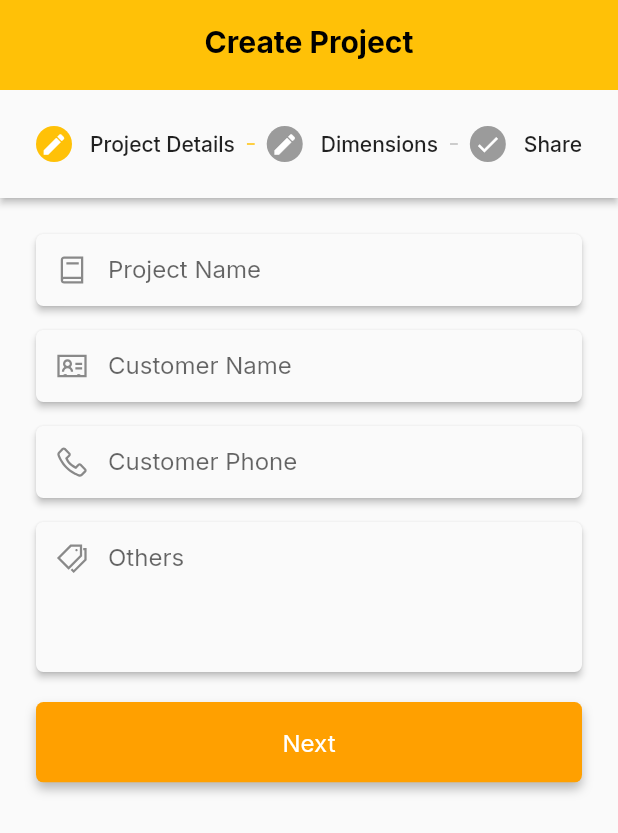
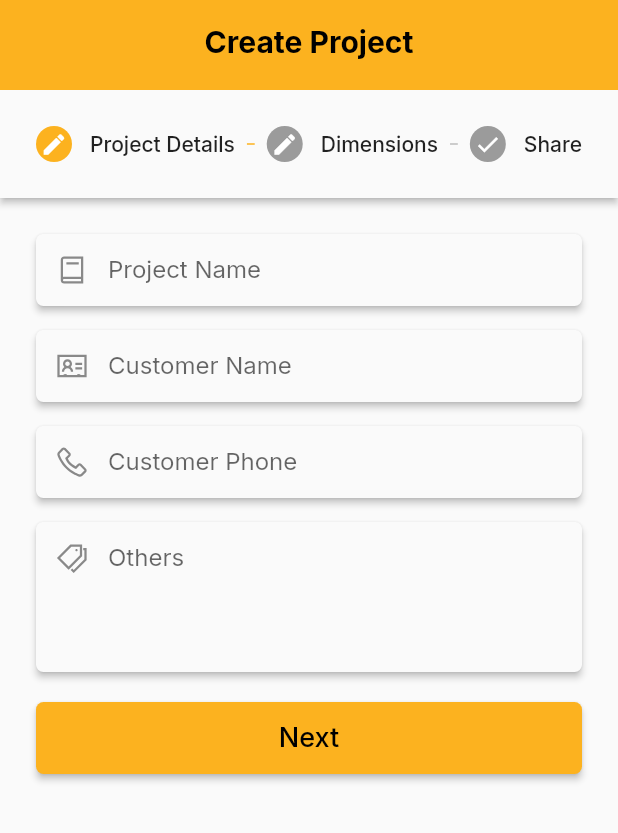
Before and after one commit to Rizwan-Raza/makemywindoor, a Flutter app: the CreateProjectScreen screen opened directly, on a phone screen of 412 x 824 dp. Shown: the top 833 px of the screen. Run offline on Flutter 3.47's test engine with Material 2 defaults, Android fonts, the phone set to English and light mode, and no system bars; our stand-ins replace cloud_firestore, firebase_core, fluttertoast, google_fonts, line_icons, lottie and 2 more; missing offline and left inert: mailer2; accounts and stored records are empty.

Commit message:
workin on it

```diff
--- a/lib/helperwidgets/my_button.dart
+++ b/lib/helperwidgets/my_button.dart
@@ -4,7 +4,7 @@ import 'package:google_fonts/google_fonts.dart';
 class MyButtonHelperWidget extends StatelessWidget {
   final titleX, widthx, heightX, colorx, radiusX;
   final Function onPressedFunction;
-  MyButtonHelperWidget(
+  const MyButtonHelperWidget(
       {this.titleX,
       required this.onPressedFunction,
       this.widthx,
@@ -15,26 +15,26 @@ class MyButtonHelperWidget extends StatelessWidget {
   @override
   Widget build(context) {
     return ElevatedButton(
-        style: ButtonStyle(
-          shape: MaterialStateProperty.all<RoundedRectangleBorder>(
-            RoundedRectangleBorder(
-              borderRadius: BorderRadius.circular(radiusX),
-            ),
-          ),
-          minimumSize: MaterialStateProperty.all(Size(widthx, heightX)),
-          backgroundColor: MaterialStateProperty.all(Colors.transparent),
+      style: ElevatedButton.styleFrom(
+        shape: RoundedRectangleBorder(borderRadius: BorderRadius.circular(5.0)),
+        minimumSize: const Size(double.infinity, 48),
+        // minimumSize: MaterialStateProperty.all(Size(widthx, heightX)),
+        // backgroundColor: MaterialStateProperty.all(Colors.transparent),
         // elevation: MaterialStateProperty.all(3),
-          shadowColor: MaterialStateProperty.all(Colors.transparent),
+        // shadowColor: MaterialStateProperty.all(Colors.transparent),
       ),
       onPressed: () {
         onPressedFunction();
       },
-        child: Text(titleX,
+      child: Text(
+        titleX,
         style: GoogleFonts.inter(
           textStyle: const TextStyle(
-                  fontWeight: FontWeight.normal,
-                  color: Colors.white,
-                  fontSize: 16),
-            )));
+              // fontWeight: FontWeight.normal,
+              // color: Colors.white,
+              fontSize: 18),
+        ),
+      ),
+    );
   }
 }
--- a/lib/helperwidgets/my_textfield.dart
+++ b/lib/helperwidgets/my_textfield.dart
@@ -4,15 +4,17 @@ class MyTextFormField extends StatelessWidget {
   final String label;
   final IconData icon;
   final String? Function(String?)? validator;
-  final String? Function(String?)? onSaved;
+  final void Function(String?)? onSaved;
   final int lines;
+  final String? defaultValue;
   const MyTextFormField(
       {Key? key,
       required this.label,
       required this.icon,
       this.validator,
       this.onSaved,
-      this.lines = 1})
+      this.lines = 1,
+      this.defaultValue})
       : super(key: key);
 
   @override
@@ -21,7 +23,7 @@ class MyTextFormField extends StatelessWidget {
       children: [
         Material(
           elevation: 2.0,
-          borderRadius: const BorderRadius.all(Radius.circular(30)),
+          borderRadius: const BorderRadius.all(Radius.circular(5)),
           child: Container(
             height: lines != 1 ? 100 : 48,
             color: Colors.transparent,
@@ -30,6 +32,7 @@ class MyTextFormField extends StatelessWidget {
         TextFormField(
           cursorColor: Colors.amber[700],
           maxLines: lines,
+          initialValue: defaultValue,
           validator: (value) {
             if (validator != null) {
               return validator!(value);
--- a/lib/main.dart
+++ b/lib/main.dart
@@ -49,7 +49,11 @@ class _AppState extends State<App> {
           return MaterialApp(
             debugShowCheckedModeBanner: false,
             theme: ThemeData(
-              primarySwatch: Colors.amber,
+              bottomAppBarColor: const Color(0xFFFCB21F),
+              colorScheme: const ColorScheme.light(
+                  onBackground: Color(0xFFFCB21F),
+                  primary: Color(0xFFFCB21F),
+                  onPrimary: Colors.black),
               fontFamily: GoogleFonts.inter().fontFamily,
               // primaryColor: Colors.black,
               appBarTheme: const AppBarTheme(
--- a/lib/screens/create_project.dart
+++ b/lib/screens/create_project.dart
@@ -3,6 +3,7 @@ import 'package:flutter/rendering.dart';
 import 'package:line_icons/line_icons.dart';
 import 'package:makemywindoor/helperwidgets/my_appBar.dart';
 import 'package:makemywindoor/helperwidgets/my_button.dart';
+import 'package:makemywindoor/helperwidgets/my_textfield.dart';
 import 'package:makemywindoor/model/project_details.dart';
 import 'package:makemywindoor/model/project_dimens.dart';
 import 'package:makemywindoor/utils/my_constants.dart';
@@ -32,7 +33,10 @@ class _CreateProjectScreenState extends State<CreateProjectScreen> {
             key: _detailForm,
             child: Column(
               children: [
-                getField("Project Name", LineIcons.book, validate: (value) {
+                MyTextFormField(
+                    label: "Project Name",
+                    icon: LineIcons.book,
+                    validator: (value) {
                       if (value!.isEmpty) {
                         return 'Please enter project name';
                       }
@@ -40,15 +44,18 @@ class _CreateProjectScreenState extends State<CreateProjectScreen> {
                 const SizedBox(
                   height: 16,
                 ),
-                getField("Customer Name", LineIcons.addressCard),
+                const MyTextFormField(
+                    label: "Customer Name", icon: LineIcons.addressCard),
                 const SizedBox(
                   height: 16,
                 ),
-                getField("Customer Phone", LineIcons.phone),
+                const MyTextFormField(
+                    label: "Customer Phone", icon: LineIcons.phone),
                 const SizedBox(
                   height: 16,
                 ),
-                getField("Others", LineIcons.tags, lines: 4),
+                const MyTextFormField(
+                    label: "Others", icon: LineIcons.tags, lines: 4),
               ],
             ),
           ),
@@ -68,7 +75,7 @@ class _CreateProjectScreenState extends State<CreateProjectScreen> {
                       Material(
                         elevation: 2.0,
                         borderRadius:
-                            const BorderRadius.all(Radius.circular(30)),
+                            const BorderRadius.all(Radius.circular(5)),
                         child: Container(
                           height: 48,
                           color: Colors.transparent,
@@ -157,15 +164,18 @@ class _CreateProjectScreenState extends State<CreateProjectScreen> {
                   const SizedBox(
                     height: 16,
                   ),
-                  getField("Height", LineIcons.rulerVertical),
+                  const MyTextFormField(
+                      label: "Height", icon: LineIcons.rulerVertical),
                   const SizedBox(
                     height: 16,
                   ),
-                  getField("Width", LineIcons.rulerHorizontal),
+                  const MyTextFormField(
+                      label: "Width", icon: LineIcons.rulerHorizontal),
                   const SizedBox(
                     height: 16,
                   ),
-                  getField("Remarks", LineIcons.pencilRuler),
+                  const MyTextFormField(
+                      label: "Remarks", icon: LineIcons.pencilRuler),
                   const SizedBox(
                     height: 16,
                   ),
@@ -230,42 +240,26 @@ class _CreateProjectScreenState extends State<CreateProjectScreen> {
                   child: TextButton(
                     style: TextButton.styleFrom(
                       shape: RoundedRectangleBorder(
-                        borderRadius: BorderRadius.circular(30),
+                        borderRadius: BorderRadius.circular(5),
                       ),
                     ),
                     onPressed: details.onStepCancel,
-                    child: const Text('Back'),
+                    child: const Text(
+                      'Back',
+                      style: TextStyle(fontSize: 18),
+                    ),
                   ),
                 ),
               Expanded(
                 child: Padding(
                   padding: const EdgeInsets.all(0.0),
-                  child: Container(
-                    decoration: BoxDecoration(
-                      boxShadow: const [
-                        BoxShadow(
-                            color: Colors.black26,
-                            offset: Offset(0, 4),
-                            blurRadius: 5.0)
-                      ],
-                      gradient: LinearGradient(
-                        begin: Alignment.topLeft,
-                        end: Alignment.bottomRight,
-                        stops: const [0.0, 1.0],
-                        colors: [
-                          Colors.amber[700]!,
-                          Colors.amber[700]!,
-                        ],
-                      ),
-                      borderRadius: BorderRadius.circular(5),
-                    ),
                   child: MyButtonHelperWidget(
                     titleX: isLastStep ? 'Submit' : 'Next',
                     onPressedFunction: details.onStepContinue!,
-                        widthx: SizeConfig.blockSizeHorizontal * 100,
-                        heightX: SizeConfig.blockSizeVertical * 6.5,
-                        colorx: Colors.transparent,
-                        radiusX: 5.0),
+                    // widthx: SizeConfig.blockSizeHorizontal * 100,
+                    // heightX: SizeConfig.blockSizeVertical * 5,
+                    // colorx: Colors.transparent,
+                    // radiusX: 5.0
                   ),
                 ),
               ),
@@ -275,49 +269,4 @@ class _CreateProjectScreenState extends State<CreateProjectScreen> {
       ),
     );
   }
-
-  Widget getField(String hText, IconData icon,
-      {String? Function(String?)? validate, onSaved, int lines = 1}) {
-    return Stack(
-      children: [
-        Material(
-          elevation: 2.0,
-          borderRadius: const BorderRadius.all(Radius.circular(5)),
-          child: Container(
-            height: lines != 1 ? 100 : 48,
-            color: Colors.transparent,
-          ),
-        ),
-        TextFormField(
-          cursorColor: Colors.amber[700],
-          maxLines: lines,
-          validator: (value) {
-            if (validate != null) {
-              return validate(value);
 }
-            return null;
-          },
-          onSaved: onSaved,
-          decoration: InputDecoration(
-              hintText: hText,
-              fillColor: Colors.transparent,
-              prefixIcon: Padding(
-                padding: const EdgeInsets.all(12.0),
-                child: Align(
-                  alignment: Alignment.topCenter,
-                  widthFactor: 1.0,
-                  heightFactor: lines * 1.0,
-                  child: Icon(
-                    icon,
-                    // color: Colors.amber,
-                  ),
-                ),
-              ),
-              border: InputBorder.none,
-              contentPadding:
-                  const EdgeInsets.symmetric(horizontal: 25, vertical: 13)),
-        ),
-      ],
-    );
-  }
-}
--- a/lib/screens/dashboard.dart
+++ b/lib/screens/dashboard.dart
@@ -5,7 +5,6 @@ import 'package:makemywindoor/screens/create_project.dart';
 import 'package:makemywindoor/screens/my_projects.dart';
 import 'package:makemywindoor/utils/my_constants.dart';
 import 'package:makemywindoor/utils/size_config.dart';
-import 'package:shared_preferences/shared_preferences.dart';
 
 import 'myaccount/my_account.dart';
 
@@ -94,7 +93,7 @@ class _DashboardScreenState extends State<DashboardScreen> {
       ),
       bottomNavigationBar: BottomAppBar(
         //bottom navigation bar on scaffold
-        color: Colors.amber,
+        // color: Colors.amber,
         shape: const CircularNotchedRectangle(), //shape of notch
         notchMargin:
             5, //notche margin between floating button and bottom appbar
```
Also changed, not shown: lib/screens/auth/login.dart (+3 -30 lines), lib/screens/auth/otp.dart (+7 -6 lines), lib/screens/auth/signup.dart (+31 -66 lines), lib/services/timer.dart (+6 -1 lines). Lines whose indentation alone changed are shown as unchanged.
